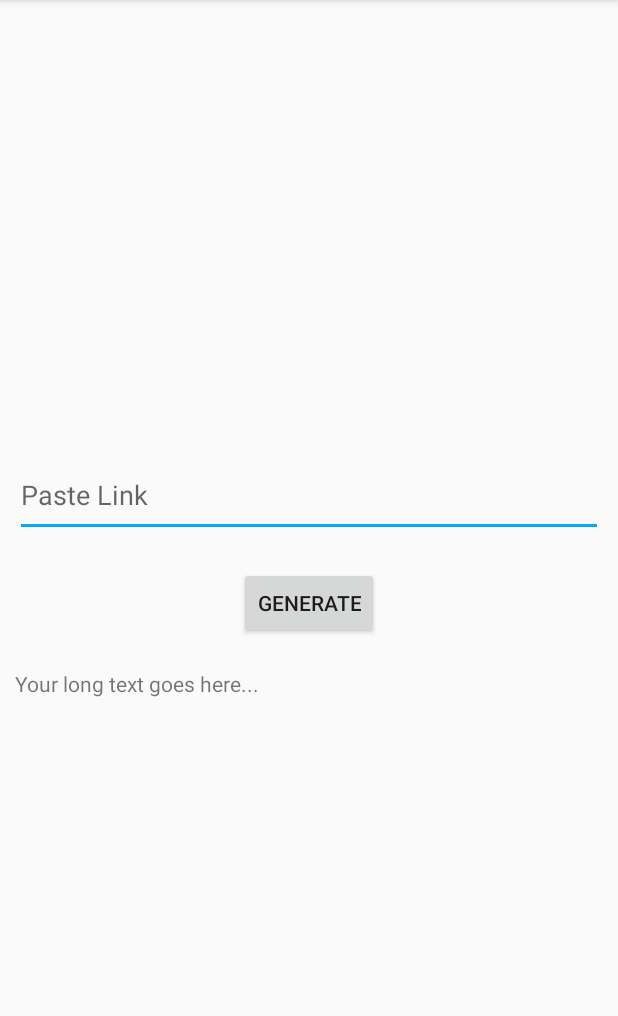
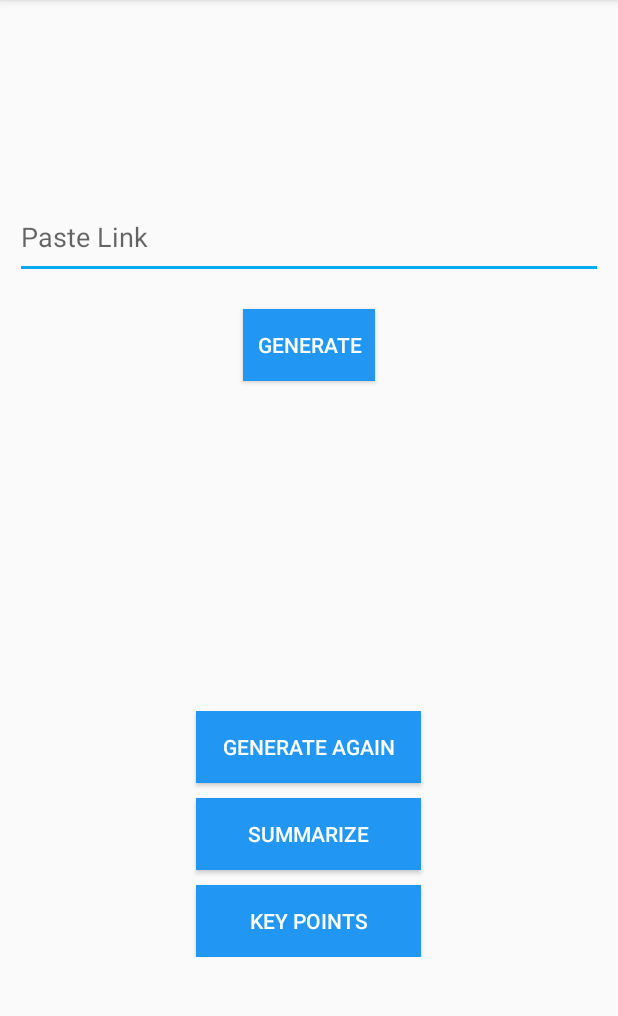
Before and after one commit to SteveRogersBD/BuildWithAI, an Android app: the VideoActivity screen opened directly, with no data from a screen before it, on a phone screen of 412 x 824 dp, the part 84-1100 px from its top. Run offline under Robolectric (Android 15) with nearby library versions, the light colour scheme and no system bars; libraries missing offline, so code that uses them is left out: com.google.ai.client.

Commit message:
Progressbar added

```diff
--- a/app/src/main/res/layout/activity_video.xml
+++ b/app/src/main/res/layout/activity_video.xml
@@ -20,19 +20,71 @@
         android:layout_width="wrap_content"
         android:layout_height="wrap_content"
         android:text="Generate"
+        android:textColor="@color/white"
         android:id="@+id/generate_btn"
         android:layout_marginTop="20dp"
-        android:layout_marginBottom="20dp"/>
+        android:layout_marginBottom="20dp"
+        android:background="@color/blue"/>
     <ScrollView
         android:layout_width="match_parent"
         android:layout_height="wrap_content">
 
-        <TextView
-            android:id="@+id/transcript"
+        <RelativeLayout
             android:layout_width="match_parent"
+            android:layout_height="match_parent">
+            <TextView
+                android:id="@+id/transcript"
+                android:layout_width="match_parent"
+                android:layout_height="200dp"
+                android:text="" />
+
+            <ProgressBar
+                android:layout_width="wrap_content"
+                android:layout_height="wrap_content"
+                android:layout_centerInParent="true"
+                android:visibility="invisible"
+                android:id="@+id/pd"
+                />
+
+        </RelativeLayout>
+    </ScrollView>
+    <LinearLayout
+        android:layout_width="match_parent"
+        android:layout_height="wrap_content"
+        android:orientation="vertical"
+        android:gravity="center">
+
+
+        <Button
+            android:id="@+id/more_btn"
+            android:layout_width="150dp"
             android:layout_height="wrap_content"
-            android:text="Your long text goes here..." />
-    </ScrollView>
+            android:layout_weight="1"
+            android:background="@color/blue"
+
+            android:text="Generate again"
+            android:textColor="@color/white" />
+
+        <Button
+            android:id="@+id/summarize"
+            android:layout_width="150dp"
+            android:layout_height="wrap_content"
+            android:layout_marginTop="10dp"
+            android:layout_marginBottom="10dp"
+            android:layout_weight="1"
+            android:background="@color/blue"
+            android:text="Summarize"
+            android:textColor="@color/white" />
+
+        <Button
+            android:id="@+id/key_points"
+            android:layout_width="150dp"
+            android:layout_height="wrap_content"
+            android:layout_weight="1"
+            android:background="@color/blue"
+            android:text="Key Points"
+            android:textColor="@color/white" />
+    </LinearLayout>
 
 
 </LinearLayout>
```
Also changed, not shown: app/src/main/java/com/example/buildwithai/MainActivity.java (+22 -1 lines), app/src/main/java/com/example/buildwithai/VideoActivity.java (+16 -6 lines), app/src/main/java/com/example/buildwithai/adapters/MainAdapter.java (added, +83 -0 lines), app/src/main/java/com/example/buildwithai/models/CardItem.java (added, +28 -0 lines), app/src/main/res/drawable/chat_icon.xml (added, +11 -0 lines), app/src/main/res/drawable/meeting_icon.xml (added, +42 -0 lines), app/src/main/res/drawable/video_icon.xml (added, +14 -0 lines), app/src/main/res/layout/activity_conversation.xml (+1 -7 lines), app/src/main/res/layout/activity_main.xml (+9 -10 lines), app/src/main/res/layout/activity_movie.xml (+46 -3 lines), app/src/main/res/layout/item_layout.xml (added, +31 -0 lines), app/src/main/res/drawable/chat.png (added), app/src/main/res/drawable/meeting.png (added), app/src/main/res/drawable/video.png (added).
